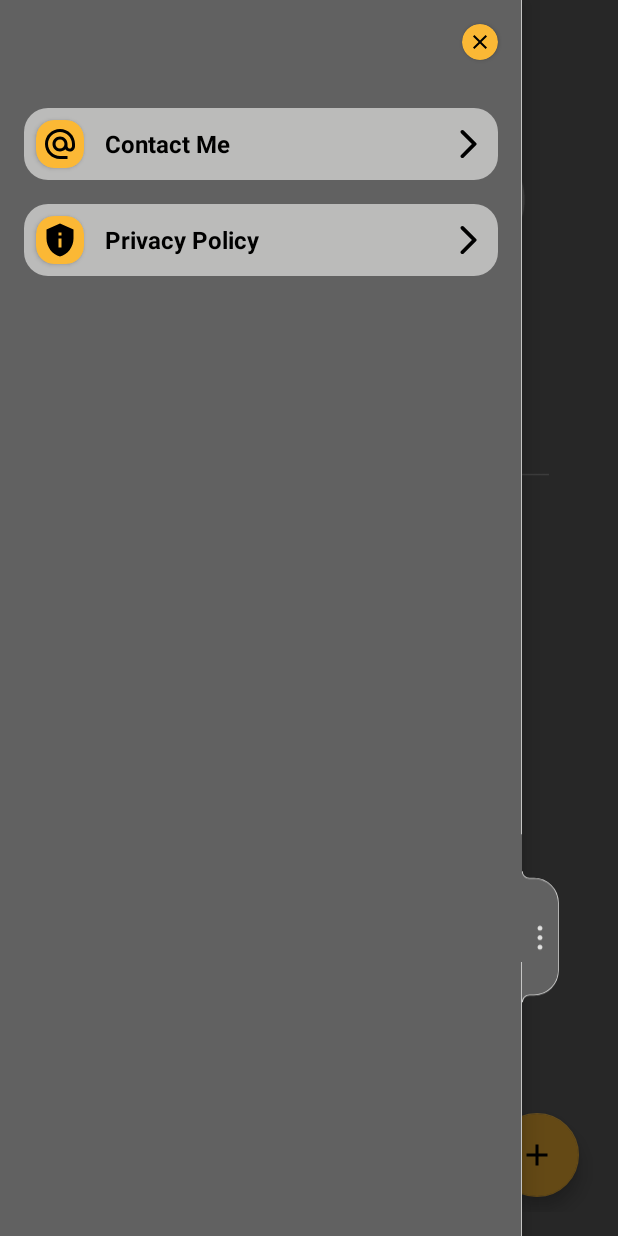
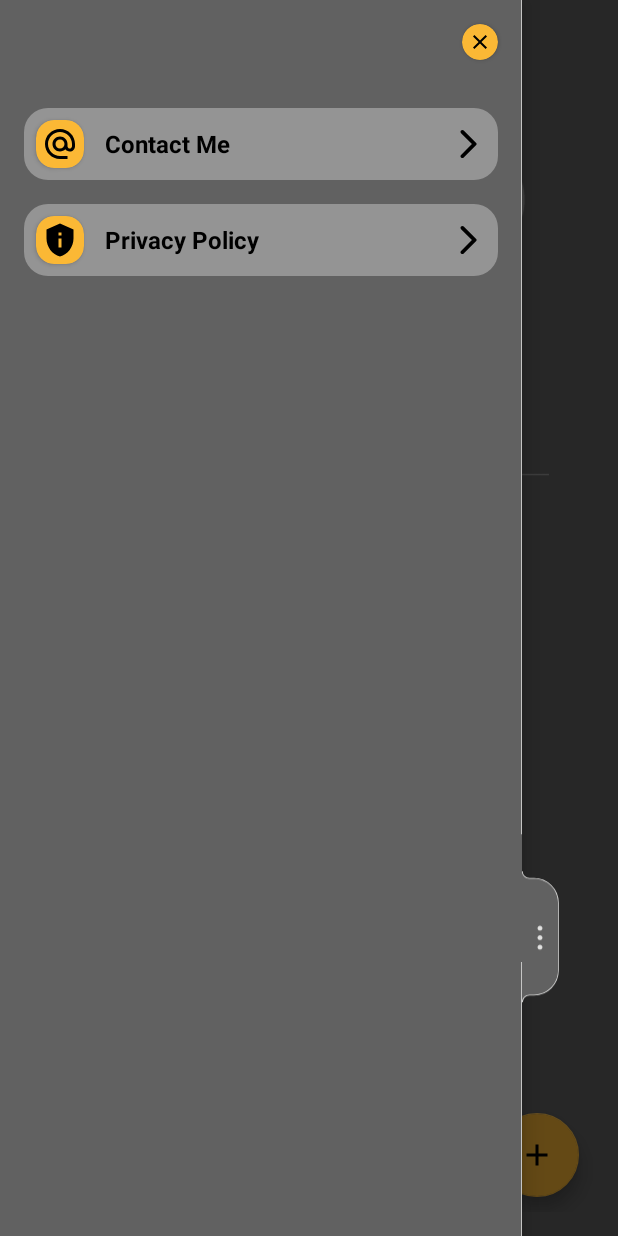
Before and after one commit to ShMike6491/simple-notepad, an Android app: the screen it shows after launch (MainActivity), with the side drawer open, on a phone screen of 412 x 824 dp. Run offline under Robolectric (Android 15) with nearby library versions, the phone set to English and light mode, and no system bars; our stand-ins replace Room's generated code.

Commit message:
[CHANGED] background color changed

```diff
--- a/app/src/main/res/drawable/background_menu_item.xml
+++ b/app/src/main/res/drawable/background_menu_item.xml
@@ -2,7 +2,7 @@
 <shape xmlns:android="http://schemas.android.com/apk/res/android"
     android:shape="rectangle">
 
-    <solid android:color="#B3E1E1E0" />
+    <solid android:color="#66E1E1E0" />
     <corners android:radius="16dp" />
 
 </shape>
```
